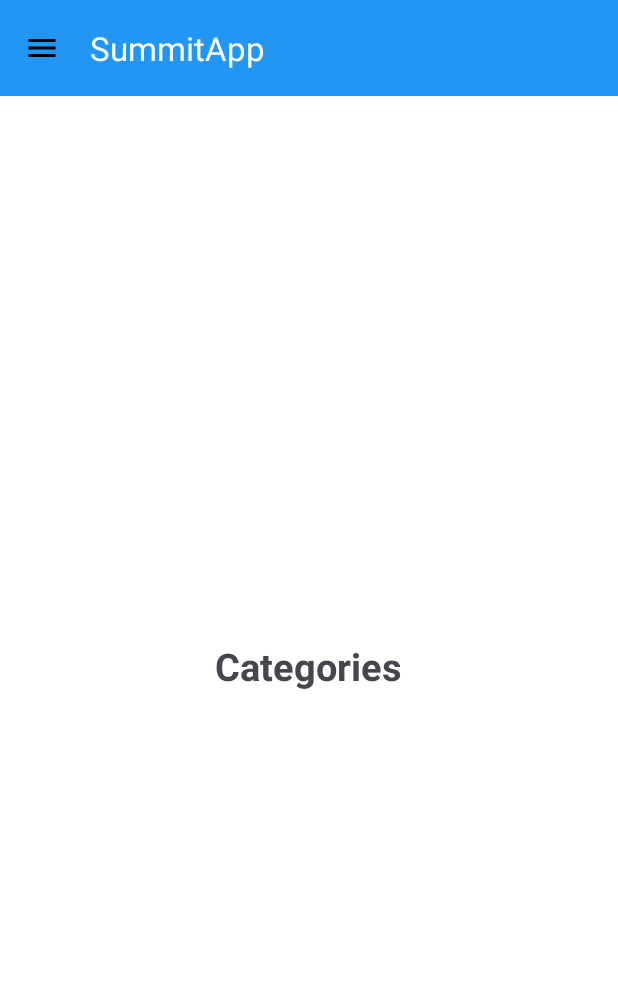
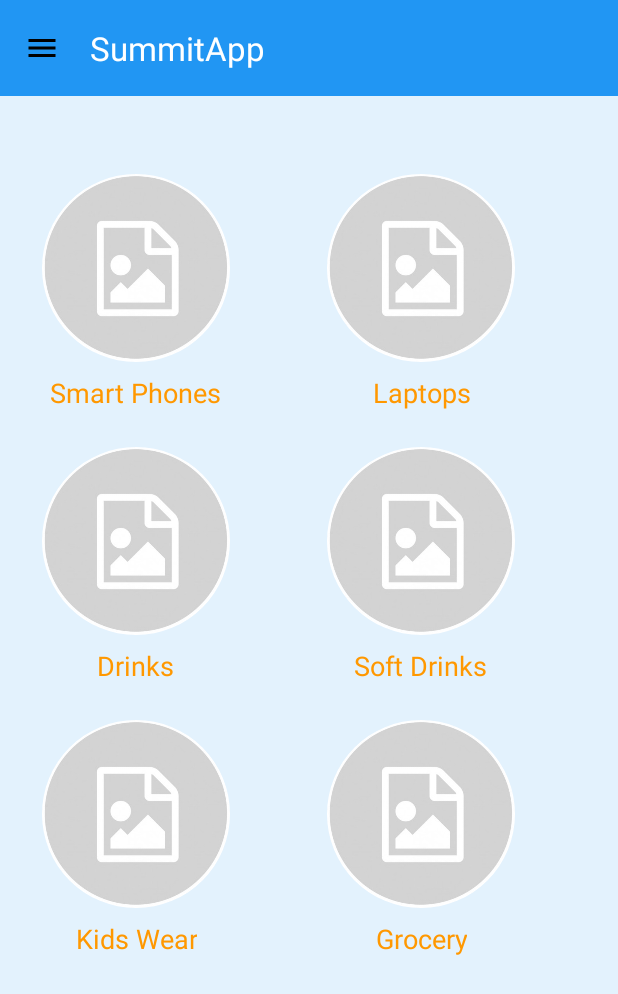
Before and after one commit to JaneGH/SummitApp, an Android app: the screen it shows after launch (MainActivity), on a phone screen of 412 x 824 dp. Shown: the top 994 px of the screen. Run offline under Robolectric (Android 15) with nearby library versions, the phone set to English and light mode, and no system bars; our stand-ins replace CircleImageView.

Commit message:
added categories rv

```diff
--- /dev/null
+++ b/app/src/main/java/com/example/summitapp/CategoryAdapter.kt
@@ -0,0 +1,36 @@
+package com.example.summitapp
+
+import android.view.LayoutInflater
+import android.view.ViewGroup
+import androidx.recyclerview.widget.RecyclerView
+import com.example.summitapp.databinding.ItemCategoryBinding
+import com.example.summitapp.model.Category
+
+class CategoryAdapter(
+    val categoryList : List<Category>
+) : RecyclerView.Adapter<CategoryAdapter.CategoryViewHolder>(){
+    override fun onCreateViewHolder(
+        parent: ViewGroup,
+        viewType: Int
+    ): CategoryViewHolder {
+        val binding = ItemCategoryBinding.inflate(LayoutInflater.from(parent.context), parent, false)
+        return CategoryViewHolder(binding)
+    }
+
+    override fun onBindViewHolder(
+        holder: CategoryViewHolder,
+        position: Int
+    ) {
+        holder.bind(categoryList[position])
+    }
+
+    override fun getItemCount(): Int {
+        return categoryList.size
+    }
+
+    inner class CategoryViewHolder(private val binding: ItemCategoryBinding) : RecyclerView.ViewHolder(binding.root) {
+        fun bind(category: Category) {
+            binding.tvTitle.text = category.title
+        }
+    }
+}
--- a/app/src/main/java/com/example/summitapp/MainActivity.kt
+++ b/app/src/main/java/com/example/summitapp/MainActivity.kt
@@ -9,6 +9,7 @@ import androidx.fragment.app.Fragment
 import com.example.summitapp.databinding.ActivityMainBinding
 import com.example.summitapp.fragments.CategoryListFragment
 import com.example.summitapp.fragments.ProfileFragment
+import com.example.summitapp.model.Category
 
 class MainActivity : AppCompatActivity() {
 
--- a/app/src/main/java/com/example/summitapp/fragments/CategoryListFragment.kt
+++ b/app/src/main/java/com/example/summitapp/fragments/CategoryListFragment.kt
@@ -5,12 +5,23 @@ import android.view.LayoutInflater
 import android.view.View
 import android.view.ViewGroup
 import androidx.fragment.app.Fragment
+import androidx.recyclerview.widget.GridLayoutManager
+import com.example.summitapp.CategoryAdapter
 import com.example.summitapp.databinding.FragmentCategoryLystBinding
+import com.example.summitapp.model.Category
 
 class CategoryListFragment : Fragment() {
 
 
     private lateinit var binding : FragmentCategoryLystBinding
+    private val categories = listOf(
+        Category(1, "Smart Phones"),
+        Category(2, "Laptops"),
+        Category(3, "Drinks", "https://en.wikipedia.org/wiki/Coca-Cola#/media/File:Coca_Cola_Flasche_-_Original_Taste.jpg"),
+        Category(4, "Soft Drinks", "https://en.wikipedia.org/wiki/Coca-Cola#/media/File:Coca_Cola_Flasche_-_Original_Taste.jpg"),
+        Category(1, "Kids Wear"),
+        Category(2, "Grocery")
+    )
     override fun onCreate(savedInstanceState: Bundle?) {
         super.onCreate(savedInstanceState)
     }
@@ -22,4 +33,11 @@ class CategoryListFragment : Fragment() {
         binding = FragmentCategoryLystBinding.inflate(inflater, container, false)
        return binding.root
     }
+
+    override fun onViewCreated(view: View, savedInstanceState: Bundle?) {
+        super.onViewCreated(view, savedInstanceState)
+        val adapter = CategoryAdapter(categories)
+        binding.rvCategories.adapter = adapter
+        binding.rvCategories.layoutManager = GridLayoutManager(requireContext(),2)
+    }
 }
--- a/app/src/main/res/layout/fragment_category_lyst.xml
+++ b/app/src/main/res/layout/fragment_category_lyst.xml
@@ -1,21 +1,19 @@
 <?xml version="1.0" encoding="utf-8"?>
 <LinearLayout xmlns:android="http://schemas.android.com/apk/res/android"
-    xmlns:app="http://schemas.android.com/apk/res-auto"
     android:id="@+id/home_root"
     android:layout_width="match_parent"
     android:layout_height="match_parent"
     android:orientation="vertical"
-    android:gravity="center"
-    android:padding="16dp"
-    android:background="@color/white">
+    android:background="@color/md_blue_50"
+    android:paddingHorizontal="16dp"
+    android:paddingTop="40dp">
 
-    <TextView
-        android:id="@+id/textViewHome"
-        android:layout_width="wrap_content"
-        android:layout_height="wrap_content"
-        android:text="@string/categories"
-        android:textSize="25sp"
-        app:itemIconTint="@color/colorPrimary"
-        android:textStyle="bold" />
-
+    <androidx.recyclerview.widget.RecyclerView
+        android:id="@+id/rvCategories"
+        android:layout_width="match_parent"
+        android:layout_height="0dp"
+        android:layout_weight="1"
+        android:clipToPadding="false"
+        android:paddingBottom="8dp"
+        android:scrollbars="vertical" />
 </LinearLayout>
--- /dev/null
+++ b/app/src/main/res/layout/item_category.xml
@@ -0,0 +1,29 @@
+<?xml version="1.0" encoding="utf-8"?>
+<LinearLayout xmlns:android="http://schemas.android.com/apk/res/android"
+    xmlns:app="http://schemas.android.com/apk/res-auto"
+    android:layout_width="wrap_content"
+    android:layout_height="wrap_content"
+    android:orientation="vertical"
+    android:gravity="center"
+    android:padding="12dp"
+    android:background="?attr/selectableItemBackground">
+
+    <com.google.android.material.imageview.ShapeableImageView
+        android:id="@+id/imageCategory"
+        android:layout_width="125dp"
+        android:layout_height="125dp"
+        android:scaleType="centerCrop"
+        android:contentDescription="@string/category_image"
+        app:shapeAppearanceOverlay="@style/CircleImageView"
+        android:src="@drawable/dummy_category" />
+
+    <TextView
+        android:id="@+id/tvTitle"
+        android:layout_width="wrap_content"
+        android:layout_height="wrap_content"
+        android:layout_marginTop="8dp"
+        android:text="@string/category"
+        android:textSize="18sp"
+        android:textColor="@color/md_orange_500"
+        android:gravity="center" />
+</LinearLayout>
--- a/app/src/main/res/values/strings.xml
+++ b/app/src/main/res/values/strings.xml
@@ -8,4 +8,6 @@
     <string name="logout">Logout</string>
     <string name="hello_blank_fragment">Hello blank fragment</string>
     <string name="categories">Categories</string>
+    <string name="category">Category</string>
+    <string name="category_image">Category Image</string>
 </resources>
--- a/app/src/main/res/values/styles.xml
+++ b/app/src/main/res/values/styles.xml
@@ -4,4 +4,8 @@
         <item name="android:textSize">19sp</item>
         <item name="android:textColor">@color/dark_gray</item>
     </style>
+    <style name="CircleImageView" parent="">
+        <item name="cornerFamily">rounded</item>
+        <item name="cornerSize">50%</item>
+    </style>
 </resources>
```
Also changed, not shown: app/src/main/res/drawable/dummy_category.png (added).
